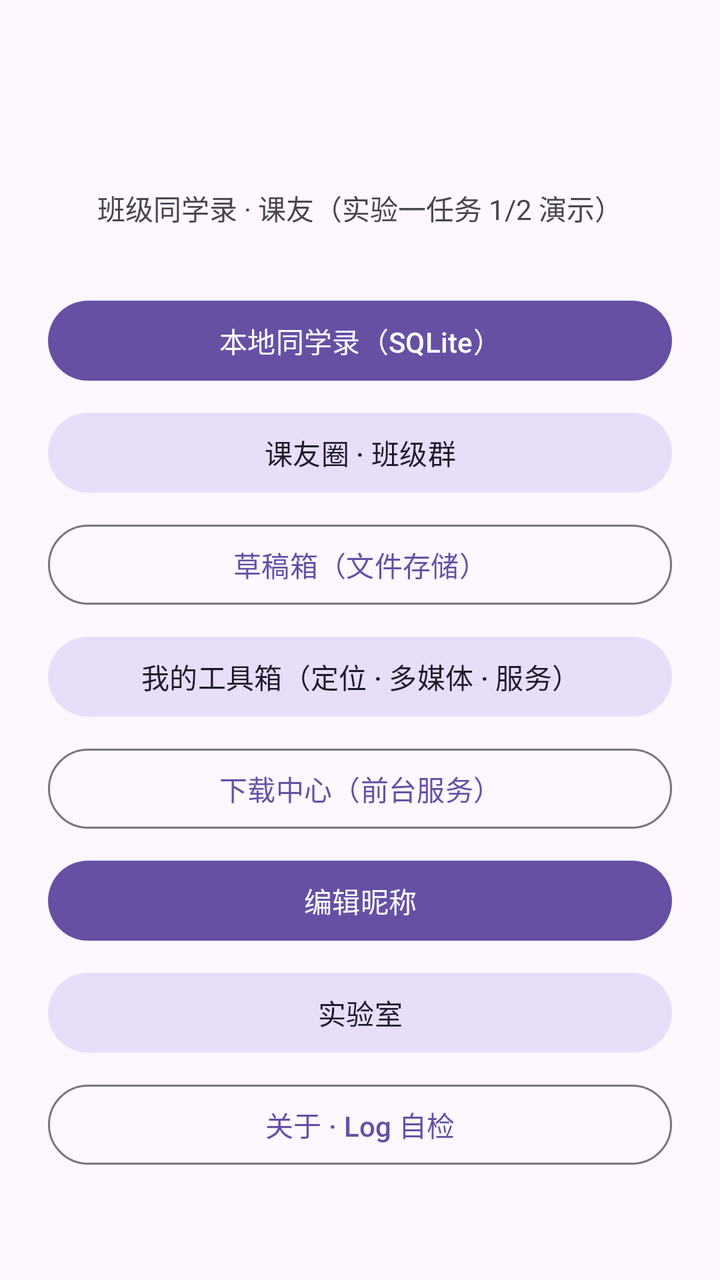
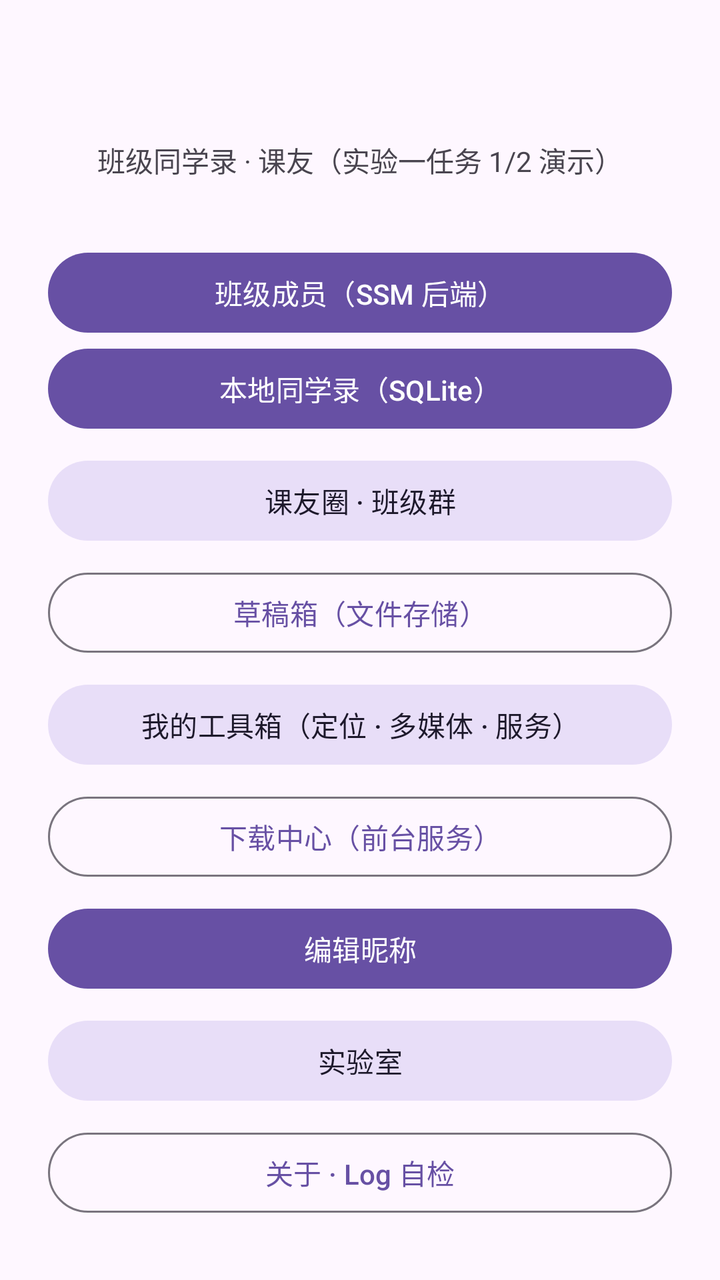

Before-and-after screenshots of an Android layout around one commit, followed by the original layout XML and the change that was made.
<!-- AndroidManifest.xml: application theme Theme.Keyou -->
<!-- res/layout/activity_main.xml -->
<?xml version="1.0" encoding="utf-8"?>
<LinearLayout xmlns:android="http://schemas.android.com/apk/res/android"
    android:layout_width="match_parent"
    android:layout_height="match_parent"
    android:orientation="vertical"
    android:gravity="center"
    android:padding="24dp">

    
    <TextView
        android:id="@+id/tv_net_banner"
        android:layout_width="match_parent"
        android:layout_height="wrap_content"
        android:padding="10dp"
        android:gravity="center"
        android:background="@color/md_secondary_container"
        android:textColor="@color/md_on_secondary_container"
        android:visibility="gone"
        android:layout_marginBottom="8dp" />

    <TextView
        android:id="@+id/tv_welcome"
        android:layout_width="wrap_content"
        android:layout_height="wrap_content"
        android:textSize="24sp"
        android:textStyle="bold"
        android:layout_marginBottom="8dp" />

    <TextView
        android:id="@+id/tv_hello"
        android:layout_width="wrap_content"
        android:layout_height="wrap_content"
        android:text="@string/main_subtitle"
        android:textSize="14sp"
        android:layout_marginBottom="32dp" />

    <Button
        android:id="@+id/btn_contacts"
        android:layout_width="match_parent"
        android:layout_height="wrap_content"
        android:text="@string/contact_list_title" />

    <Button
        android:id="@+id/btn_chat"
        style="@style/Widget.Material3.Button.TonalButton"
        android:layout_width="match_parent"
        android:layout_height="wrap_content"
        android:text="@string/chat_title"
        android:layout_marginTop="8dp" />

    <Button
        android:id="@+id/btn_draft"
        style="@style/Widget.Material3.Button.OutlinedButton"
        android:layout_width="match_parent"
        android:layout_height="wrap_content"
        android:text="@string/draft_title"
        android:layout_marginTop="8dp" />

    <Button
        android:id="@+id/btn_tools"
        style="@style/Widget.Material3.Button.TonalButton"
        android:layout_width="match_parent"
        android:layout_height="wrap_content"
        android:text="@string/tools_title"
        android:layout_marginTop="8dp" />

    <Button
        android:id="@+id/btn_download"
        style="@style/Widget.Material3.Button.OutlinedButton"
        android:layout_width="match_parent"
        android:layout_height="wrap_content"
        android:text="@string/download_title"
        android:layout_marginTop="8dp" />

    <Button
        android:id="@+id/btn_edit_nickname"
        android:layout_width="match_parent"
        android:layout_height="wrap_content"
        android:text="@string/edit_nickname_title"
        android:layout_marginTop="8dp" />

    <Button
        android:id="@+id/btn_lab"
        style="@style/Widget.Material3.Button.TonalButton"
        android:layout_width="match_parent"
        android:layout_height="wrap_content"
        android:text="@string/lab_title"
        android:layout_marginTop="8dp" />

    <Button
        android:id="@+id/btn_about"
        style="@style/Widget.Material3.Button.OutlinedButton"
        android:layout_width="match_parent"
        android:layout_height="wrap_content"
        android:text="@string/about_title"
        android:layout_marginTop="8dp" />

</LinearLayout>
<!-- resources referenced by this layout -->
<resources>
  <color name="md_on_secondary_container">#1D192B</color>
  <color name="md_secondary_container">#E8DEF8</color>
  <string name="about_title">关于 · Log 自检</string>
  <string name="chat_title">课友圈 · 班级群</string>
  <string name="contact_list_title">本地同学录（SQLite）</string>
  <string name="download_title">下载中心（前台服务）</string>
  <string name="draft_title">草稿箱（文件存储）</string>
  <string name="edit_nickname_title">编辑昵称</string>
  <string name="lab_title">实验室</string>
  <string name="main_subtitle">班级同学录 · 课友（实验一任务 1/2 演示）</string>
  <string name="tools_title">我的工具箱（定位 · 多媒体 · 服务）</string>
  <style name="Theme.Keyou" parent="Theme.Material3.DayNight.NoActionBar" />
</resources>

<!-- the commit's change to res/layout/activity_main.xml (unified diff, before → after) -->
@@ -33,6 +33,13 @@
         android:text="@string/main_subtitle"
         android:textSize="14sp"
         android:layout_marginBottom="32dp" />
+
+    
+    <Button
+        android:id="@+id/btn_mates"
+        android:layout_width="match_parent"
+        android:layout_height="wrap_content"
+        android:text="@string/mate_title" />
 
     <Button
         android:id="@+id/btn_contacts"
<!-- resource entries referenced after the edit -->
@@ -10,6 +10,7 @@
   <string name="edit_nickname_title">编辑昵称</string>
   <string name="lab_title">实验室</string>
   <string name="main_subtitle">班级同学录 · 课友（实验一任务 1/2 演示）</string>
+  <string name="mate_title">班级成员（SSM 后端）</string>
   <string name="tools_title">我的工具箱（定位 · 多媒体 · 服务）</string>
   <style name="Theme.Keyou" parent="Theme.Material3.DayNight.NoActionBar" />
 </resources>
